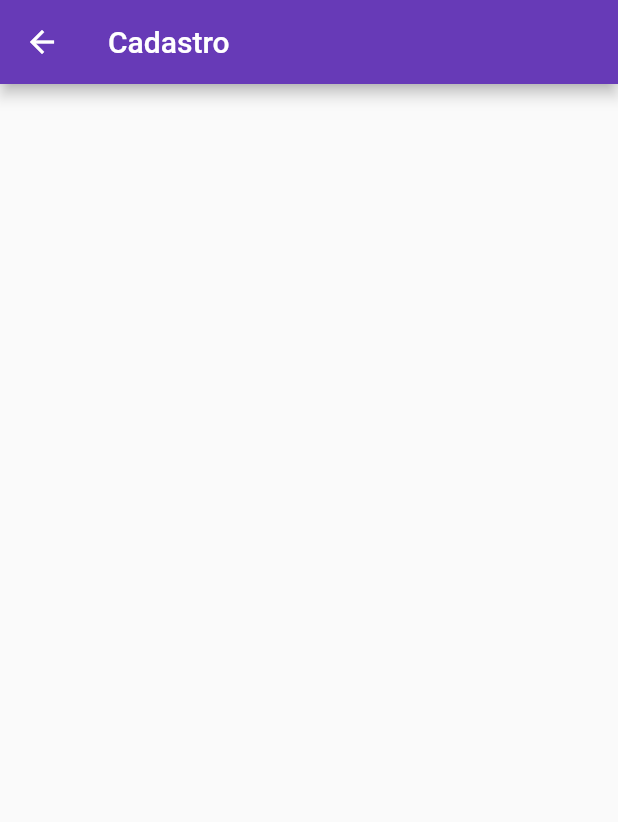
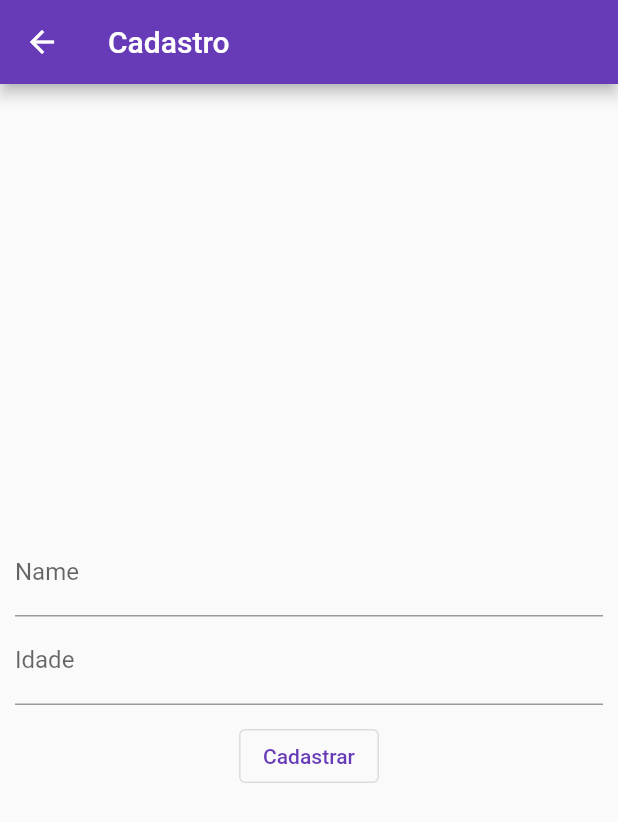
Before and after one commit to treinaweb/treinaweb-flutter-rotas-e-pilhas, a Flutter app: the screen it shows after launch, after a tap on "Acessar", on a phone screen of 412 x 824 dp. Shown: the top 822 px of the screen. Run offline on Flutter 3.47's test engine with Material 2 defaults, Android fonts, the phone set to English and light mode, and no system bars.

Commit message:
finalizando tela de cadastro

```diff
--- a/lib/cadastro.dart
+++ b/lib/cadastro.dart
@@ -1,7 +1,9 @@
 import 'package:flutter/material.dart';
 
 class CdastroView extends StatelessWidget {
-  const CdastroView({Key? key}) : super(key: key);
+  CdastroView({Key? key}) : super(key: key);
+  final nameController = TextEditingController();
+  final idadeController = TextEditingController();
 
   @override
   Widget build(BuildContext context) {
@@ -9,6 +11,41 @@ class CdastroView extends StatelessWidget {
       appBar: AppBar(
         title: const Text('Cadastro'),
       ),
+      body: Center(
+        child: SingleChildScrollView(
+          child: Column(
+            children: [
+              Padding(
+                padding: const EdgeInsets.symmetric(horizontal: 10),
+                child: Column(
+                  children: [
+                    TextField(
+                      controller: nameController,
+                      decoration: const InputDecoration(
+                        label: Text('Name'),
+                      ),
+                    ),
+                    TextField(
+                      keyboardType: TextInputType.number,
+                      controller: idadeController,
+                      decoration: const InputDecoration(
+                        label: Text('Idade'),
+                      ),
+                    ),
+                  ],
+                ),
+              ),
+              const SizedBox(
+                height: 10,
+              ),
+              OutlinedButton(
+                onPressed: () {},
+                child: const Text('Cadastrar'),
+              )
+            ],
+          ),
+        ),
+      ),
     );
   }
 }
--- a/lib/main.dart
+++ b/lib/main.dart
@@ -18,7 +18,7 @@ class MyApp extends StatelessWidget {
       onGenerateRoute: (RouteSettings setting) {
         if (setting.name == '/cadastro') {
           return MaterialPageRoute(
-            builder: (ctx) => const CdastroView(),
+            builder: (ctx) => CdastroView(),
           );
         }
         return null;
```
